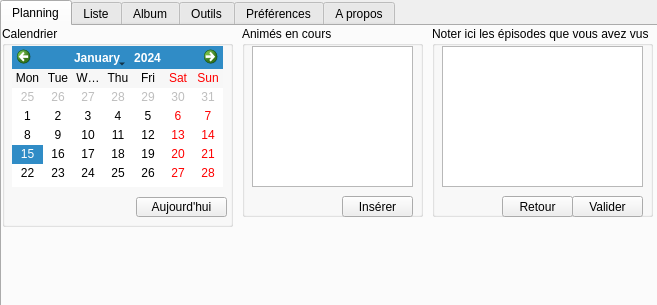
The window that data/gui.ui (seigneurfuo/MyAnimeManager) describes before a commit, drawn with Qt 5.
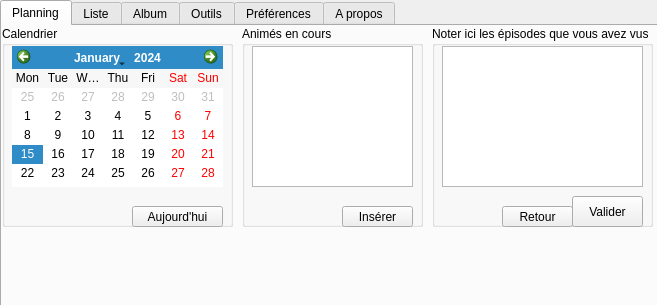
The same window after the commit. The open tabs and pages were chosen to show the change. Icons and pictures are not drawn.

Commit message:
FEATURE: Ajout d'une fonction de reset
Permet de supprimer toutes les données utilisateur et de repartir avec
un profil "vierge".

```diff
--- a/data/gui.ui
+++ b/data/gui.ui
@@ -62,7 +62,7 @@
         <x>430</x>
         <y>0</y>
         <width>221</width>
-        <height>191</height>
+        <height>201</height>
        </rect>
       </property>
       <property name="title">
@@ -82,7 +82,7 @@
        <property name="geometry">
         <rect>
          <x>70</x>
-         <y>170</y>
+         <y>180</y>
          <width>71</width>
          <height>21</height>
         </rect>
@@ -101,7 +101,7 @@
          <x>140</x>
          <y>170</y>
          <width>71</width>
-         <height>21</height>
+         <height>31</height>
         </rect>
        </property>
        <property name="text">
@@ -119,7 +119,7 @@
         <x>240</x>
         <y>0</y>
         <width>181</width>
-        <height>191</height>
+        <height>201</height>
        </rect>
       </property>
       <property name="title">
@@ -139,7 +139,7 @@
        <property name="geometry">
         <rect>
          <x>100</x>
-         <y>170</y>
+         <y>180</y>
          <width>71</width>
          <height>21</height>
         </rect>
@@ -193,10 +193,10 @@
       <widget class="QPushButton" name="boutonPlanningReset">
        <property name="geometry">
         <rect>
-         <x>134</x>
-         <y>171</y>
+         <x>130</x>
+         <y>180</y>
          <width>91</width>
-         <height>20</height>
+         <height>21</height>
         </rect>
        </property>
        <property name="text">
```
Left out of the diff: 19 changed lines with no effect on the pictures. The commit also changes 1 other file.
